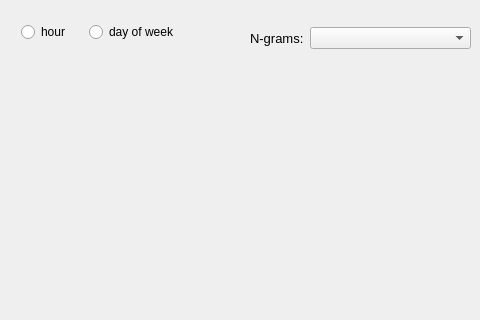
This is twitter_analysis/core/gui/ui_files/widget_ngrams.ui in atrevisan/EventAnalyser as Qt 5 draws it before an edit; both pictures show x 0 to 480 and y 0 to 320 of the 838 by 709 pixel window. The edited form follows.
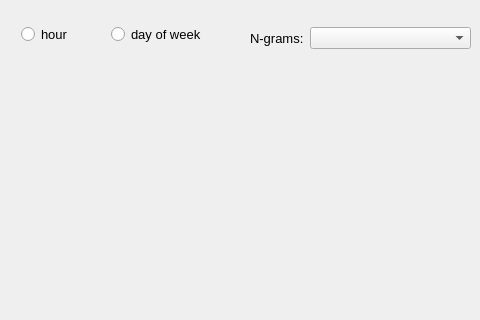
This is the edited form.

Commit message: ngram day of the week frequency distribution

Patch:
```diff
--- a/twitter_analysis/core/gui/ui_files/widget_ngrams.ui
+++ b/twitter_analysis/core/gui/ui_files/widget_ngrams.ui
@@ -34,13 +34,18 @@
     <rect>
      <x>21</x>
      <y>21</y>
-     <width>158</width>
-     <height>22</height>
+     <width>185</width>
+     <height>27</height>
     </rect>
    </property>
    <layout class="QHBoxLayout" name="hlayout_radio">
     <item>
      <widget class="QRadioButton" name="radio_hour">
+      <property name="font">
+       <font>
+        <pointsize>10</pointsize>
+       </font>
+      </property>
       <property name="text">
        <string>hour</string>
       </property>
@@ -48,6 +53,11 @@
     </item>
     <item>
      <widget class="QRadioButton" name="radio_day_week">
+      <property name="font">
+       <font>
+        <pointsize>10</pointsize>
+       </font>
+      </property>
       <property name="text">
        <string>day of week</string>
       </property>
```
The commit also changes 6 other files.
